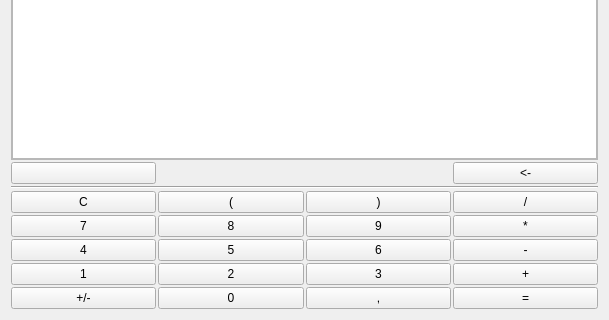
This is Calculator/mainwindow.ui in tqqqqt/SimpleCalculator as Qt 5 draws it before an edit; both pictures show x 0 to 609 and y 186 to 506 of the 609 by 506 pixel window. The edited form follows.
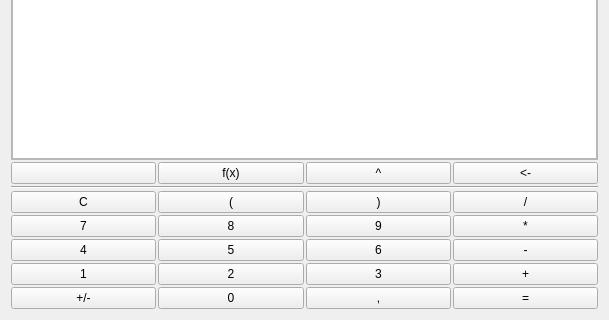
This is the edited form.

Commit message: added buttons for pow and functions

```diff
--- a/Calculator/mainwindow.ui
+++ b/Calculator/mainwindow.ui
@@ -608,6 +608,30 @@
          </property>
         </widget>
        </item>
+       <item row="0" column="1">
+        <widget class="QPushButton" name="pushButton_functions">
+         <property name="font">
+          <font>
+           <pointsize>9</pointsize>
+          </font>
+         </property>
+         <property name="text">
+          <string>f(x)</string>
+         </property>
+        </widget>
+       </item>
+       <item row="0" column="2">
+        <widget class="QPushButton" name="pushButton_pow">
+         <property name="font">
+          <font>
+           <pointsize>9</pointsize>
+          </font>
+         </property>
+         <property name="text">
+          <string>^</string>
+         </property>
+        </widget>
+       </item>
       </layout>
      </widget>
     </item>
```
